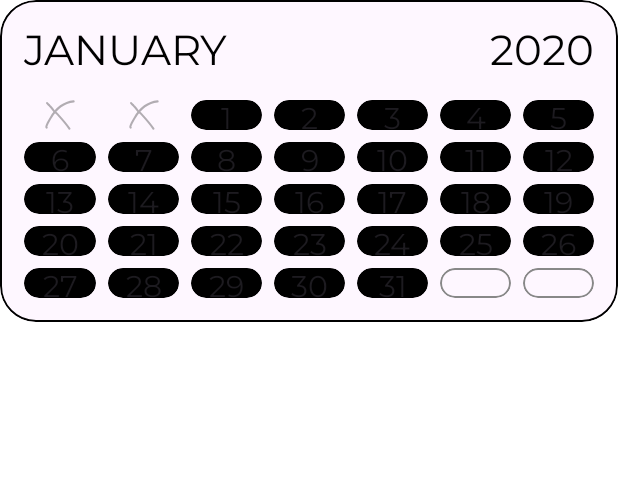
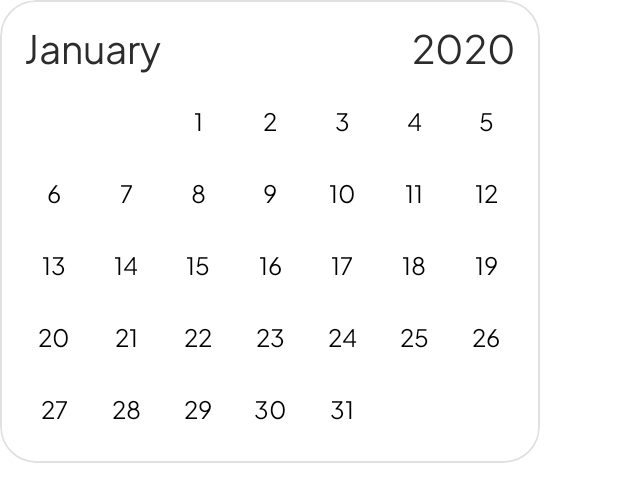
Before and after one commit to pavel-maiseichyk/Love-Calendar, an Android app built with Jetpack Compose: the @Preview function MonthItemPreview, on a phone screen of 412 x 824 dp. Shown: the top 502 px of the screen. Run offline under Robolectric (Android 15) with nearby library versions, the light colour scheme and no system bars.

Commit message:
Enhance DayItem and MonthItem designs

```diff
--- a/app/src/main/java/com/paulmais/lovecalendar/presentation/calendar/MonthData.kt
+++ b/app/src/main/java/com/paulmais/lovecalendar/presentation/calendar/MonthData.kt
@@ -7,5 +7,4 @@ data class MonthData(
     val year: Int = 0,
     val dates: List<AppDateUI> = emptyList(),
     val firstDayOfWeekPosition: Int = 0, // Positions in a week range from 0 to 6
-    val emptyDatesAmount: Int = 0 // Cells without a date left in the last week on a month
 )
--- a/app/src/main/java/com/paulmais/lovecalendar/presentation/calendar/components/DayItems.kt
+++ b/app/src/main/java/com/paulmais/lovecalendar/presentation/calendar/components/DayItems.kt
@@ -1,7 +1,6 @@
 package com.paulmais.lovecalendar.presentation.calendar.components
 
 import androidx.compose.foundation.BorderStroke
-import androidx.compose.foundation.Image
 import androidx.compose.foundation.background
 import androidx.compose.foundation.border
 import androidx.compose.foundation.clickable
@@ -19,44 +18,34 @@ import androidx.compose.material3.CardDefaults
 import androidx.compose.material3.MaterialTheme
 import androidx.compose.material3.Text
 import androidx.compose.runtime.Composable
-import androidx.compose.runtime.remember
 import androidx.compose.ui.Alignment
 import androidx.compose.ui.Modifier
 import androidx.compose.ui.draw.clip
 import androidx.compose.ui.graphics.Color
-import androidx.compose.ui.graphics.ColorFilter
-import androidx.compose.ui.res.painterResource
-import androidx.compose.ui.res.stringResource
 import androidx.compose.ui.tooling.preview.Preview
 import androidx.compose.ui.unit.Dp
 import androidx.compose.ui.unit.dp
 import androidx.compose.ui.unit.sp
-import com.paulmais.lovecalendar.R
 import com.paulmais.lovecalendar.domain.model.DateType
-import com.paulmais.lovecalendar.domain.model.DateType.*
 import com.paulmais.lovecalendar.presentation.calendar.AppDateUI
-import com.paulmais.lovecalendar.presentation.ui.theme.futureMeetingColor
-import com.paulmais.lovecalendar.presentation.ui.theme.montserrat
-import com.paulmais.lovecalendar.presentation.ui.theme.pastMeetingColor
-import com.paulmais.lovecalendar.presentation.ui.theme.specialColor
+import com.paulmais.lovecalendar.presentation.ui.theme.jakarta
 
 @Composable
 fun DayItem(
+    modifier: Modifier = Modifier,
     onClick: () -> Unit,
     text: String,
     appDateUI: AppDateUI,
     isClickable: Boolean,
-    modifier: Modifier = Modifier,
-    size: Dp
+    size: Dp = 40.dp
 ) {
     Card(
         colors = CardDefaults.cardColors(
-            containerColor = appDateUI.backgroundColor,
-            contentColor = MaterialTheme.colorScheme.onSurface
+            containerColor = appDateUI.containerColor,
+            contentColor = appDateUI.contentColor
         ),
-        border = appDateUI.border,
         modifier = modifier
-            .clip(RoundedCornerShape(12.dp))
+            .clip(CircleShape)
             .size(size)
             .clickable(enabled = isClickable, onClick = onClick)
     ) {
@@ -64,26 +53,10 @@ fun DayItem(
             modifier = Modifier.fillMaxSize(),
             contentAlignment = Alignment.Center
         ) {
-            Indicator(
-                indicatorColor = appDateUI.mainIndicatorColor,
-                isMainIndicator = true
-            )
-            Indicator(
-                indicatorColor = appDateUI.additionalIndicatorColor,
-                isMainIndicator = false
-            )
-
-            if (PAST in appDateUI.types) {
-                Image(
-                    painter = painterResource(id = R.drawable.before_month),
-                    contentDescription = null,
-                    colorFilter = ColorFilter.tint(Color.Black.copy(alpha = 0.7f))
-                )
-            }
             Text(
                 text = text,
-                fontFamily = montserrat,
-                fontSize = 20.sp
+                fontFamily = jakarta,
+                fontSize = 16.sp
             )
         }
     }
@@ -111,41 +84,6 @@ private fun BoxScope.Indicator(
     }
 }
 
-@Composable
-fun DayAfterItem(
-    modifier: Modifier = Modifier,
-    size: Dp
-) {
-    Box(
-        modifier = modifier
-            .clip(RoundedCornerShape(12.dp))
-            .size(size)
-            .border(
-                border = BorderStroke(1.dp, Color.Gray),
-                shape = RoundedCornerShape(12.dp)
-            )
-    )
-}
-
-@Composable
-fun DayBeforeItem(
-    modifier: Modifier = Modifier,
-    size: Dp
-) {
-    Box(
-        modifier = modifier
-            .clip(RoundedCornerShape(12.dp))
-            .size(size),
-        contentAlignment = Alignment.Center
-    ) {
-        Image(
-            painter = painterResource(id = R.drawable.before_month),
-            contentDescription = stringResource(R.string.before_month),
-            colorFilter = ColorFilter.tint(Color.Black.copy(alpha = 0.3f))
-        )
-    }
-}
-
 @Preview
 @Composable
 fun DayItemPreview() {
@@ -167,31 +105,3 @@ fun DayItemPreview() {
         }
     }
 }
-
-@Preview
-@Composable
-fun DayAfterItemPreview() {
-    Box(
-        modifier = Modifier
-            .clip(RoundedCornerShape(8.dp))
-            .background(MaterialTheme.colorScheme.background)
-            .padding(4.dp),
-        contentAlignment = Alignment.Center
-    ) {
-        DayAfterItem(size = 40.dp)
-    }
-}
-
-@Preview
-@Composable
-fun DayBeforeItemPreview() {
-    Box(
-        modifier = Modifier
-            .clip(RoundedCornerShape(8.dp))
-            .background(MaterialTheme.colorScheme.background)
-            .padding(4.dp),
-        contentAlignment = Alignment.Center
-    ) {
-        DayBeforeItem(size = 40.dp)
-    }
-}
--- a/app/src/main/java/com/paulmais/lovecalendar/presentation/calendar/components/DaysLeftItem.kt
+++ b/app/src/main/java/com/paulmais/lovecalendar/presentation/calendar/components/DaysLeftItem.kt
@@ -18,7 +18,7 @@ import androidx.compose.ui.tooling.preview.Preview
 import androidx.compose.ui.unit.dp
 import androidx.compose.ui.unit.sp
 import com.paulmais.lovecalendar.presentation.ui.theme.LoveCalendarTheme
-import com.paulmais.lovecalendar.presentation.ui.theme.montserrat
+import com.paulmais.lovecalendar.presentation.ui.theme.jakarta
 
 @Composable
 fun DaysLeftItem(
@@ -36,7 +36,7 @@ fun DaysLeftItem(
         Text(
             text = text.uppercase().trim(),
             textAlign = TextAlign.Center,
-            fontFamily = montserrat,
+            fontFamily = jakarta,
             fontSize = 32.sp,
             modifier = Modifier
                 .padding(horizontal = 24.dp, vertical = 12.dp)
--- a/app/src/main/java/com/paulmais/lovecalendar/presentation/calendar/components/MonthItem.kt
+++ b/app/src/main/java/com/paulmais/lovecalendar/presentation/calendar/components/MonthItem.kt
@@ -4,47 +4,52 @@ import androidx.compose.foundation.BorderStroke
 import androidx.compose.foundation.background
 import androidx.compose.foundation.border
 import androidx.compose.foundation.layout.Arrangement
+import androidx.compose.foundation.layout.Box
 import androidx.compose.foundation.layout.Column
 import androidx.compose.foundation.layout.Row
 import androidx.compose.foundation.layout.fillMaxWidth
 import androidx.compose.foundation.layout.height
 import androidx.compose.foundation.layout.padding
+import androidx.compose.foundation.layout.size
+import androidx.compose.foundation.layout.width
 import androidx.compose.foundation.lazy.grid.GridCells
 import androidx.compose.foundation.lazy.grid.LazyVerticalGrid
 import androidx.compose.foundation.lazy.grid.items
 import androidx.compose.foundation.shape.RoundedCornerShape
-import androidx.compose.material3.MaterialTheme
 import androidx.compose.material3.Text
 import androidx.compose.runtime.Composable
 import androidx.compose.runtime.remember
 import androidx.compose.ui.Modifier
 import androidx.compose.ui.draw.clip
 import androidx.compose.ui.graphics.Color
+import androidx.compose.ui.text.capitalize
 import androidx.compose.ui.tooling.preview.Preview
 import androidx.compose.ui.unit.Dp
 import androidx.compose.ui.unit.dp
 import androidx.compose.ui.unit.sp
 import com.paulmais.lovecalendar.presentation.calendar.AppDateUI
-import com.paulmais.lovecalendar.presentation.ui.theme.montserrat
+import com.paulmais.lovecalendar.presentation.ui.theme.dark_gray
+import com.paulmais.lovecalendar.presentation.ui.theme.light_gray
+import com.paulmais.lovecalendar.presentation.ui.theme.jakarta
 import kotlinx.datetime.LocalDate
 import kotlinx.datetime.Month
+import java.util.Locale
+import kotlin.math.ceil
 
 @Composable
 fun MonthItem(
     isEditing: Boolean,
-    isCurrent: Boolean,
     month: String,
     year: String,
     firstDayPosition: Int,
-    emptyDatesAmount: Int,
     dates: List<AppDateUI>,
     onDateTap: (AppDateUI) -> Unit,
     dayItemSize: Dp,
     modifier: Modifier = Modifier
 ) {
-    val gridHeight = remember(emptyDatesAmount, dates.size, dayItemSize) {
+    val gridHeight = remember(dates) {
         calculateGridHeight(
-            emptyDatesAmount = emptyDatesAmount,
+            emptyDatesAmount = firstDayPosition,
             datesAmount = dates.size,
             daySize = dayItemSize
         )
@@ -54,24 +59,32 @@ fun MonthItem(
         modifier = modifier
             .fillMaxWidth()
             .clip(RoundedCornerShape(24.dp))
-            .background(MaterialTheme.colorScheme.surface)
             .border(
-                border = BorderStroke(1.dp, Color.Black), shape = RoundedCornerShape(24.dp)
+                border = BorderStroke(1.dp, light_gray),
+                shape = RoundedCornerShape(24.dp)
             )
-            .padding(horizontal = 16.dp)
-            .padding(top = 16.dp, bottom = 8.dp)
+            .background(Color.White)
+            .padding(all = 16.dp)
     ) {
         Row(
             modifier = Modifier
                 .fillMaxWidth()
-                .padding(bottom = 16.dp),
+                .padding(bottom = 12.dp),
             horizontalArrangement = Arrangement.SpaceBetween
         ) {
             Text(
-                text = month, fontFamily = montserrat, fontSize = 28.sp
+                text = month
+                    .lowercase()
+                    .replaceFirstChar { it.titlecase(Locale.ROOT) },
+                fontFamily = jakarta,
+                fontSize = 26.sp,
+                color = dark_gray
             )
             Text(
-                text = year, fontFamily = montserrat, fontSize = 28.sp
+                text = year,
+                fontFamily = jakarta,
+                fontSize = 26.sp,
+                color = dark_gray
             )
         }
         LazyVerticalGrid(
@@ -84,13 +97,7 @@ fun MonthItem(
             userScrollEnabled = false
         ) {
             items(count = firstDayPosition, key = { it }) {
-                if (isCurrent) {
-                    DayBeforeItem(
-                        size = dayItemSize
-                    )
-                } else {
-                    DayAfterItem(size = dayItemSize)
-                }
+                Box(modifier = Modifier.size(dayItemSize))
             }
             items(items = dates, key = { it.date.toString() }) { date ->
                 DayItem(
@@ -98,11 +105,6 @@ fun MonthItem(
                     text = date.date.dayOfMonth.toString(),
                     appDateUI = date,
                     isClickable = isEditing,
-                    size = dayItemSize
-                )
-            }
-            items(count = emptyDatesAmount, key = { dates.size - it }) {
-                DayAfterItem(
                     size = dayItemSize
                 )
             }
@@ -116,20 +118,19 @@ private fun calculateGridHeight(
     padding: Dp = 8.dp,
     daySize: Dp
 ): Dp {
-    val rowAmount = (emptyDatesAmount + datesAmount + 6) / 7
-    return (daySize + padding) * rowAmount
+    val rowAmount = ceil((emptyDatesAmount + datesAmount) / 7f).toInt()
+    return daySize * rowAmount + padding * (rowAmount - 1)
 }
 
 @Preview
 @Composable
 private fun MonthItemPreview() {
     MonthItem(
+        modifier = Modifier.width(360.dp),
         isEditing = false,
-        isCurrent = true,
         month = Month(1).toString(),
         year = "2020",
         firstDayPosition = 2,
-        emptyDatesAmount = 2,
         dates = (1..31).map { day ->
             AppDateUI(
                 LocalDate(
@@ -138,6 +139,6 @@ private fun MonthItemPreview() {
             )
         },
         onDateTap = {},
-        dayItemSize = 20.dp
+        dayItemSize = 40.dp
     )
 }
--- a/app/src/main/java/com/paulmais/lovecalendar/presentation/components/MyTopBar.kt
+++ b/app/src/main/java/com/paulmais/lovecalendar/presentation/components/MyTopBar.kt
@@ -13,13 +13,11 @@ import androidx.compose.ui.draw.drawBehind
 import androidx.compose.ui.geometry.Offset
 import androidx.compose.ui.graphics.Color
 import androidx.compose.ui.graphics.painter.Painter
-import androidx.compose.ui.text.capitalize
 import androidx.compose.ui.tooling.preview.Preview
 import androidx.compose.ui.unit.dp
 import androidx.compose.ui.unit.sp
 import com.paulmais.lovecalendar.presentation.ui.theme.LoveCalendarTheme
-import com.paulmais.lovecalendar.presentation.ui.theme.montserrat
-import java.util.Locale
+import com.paulmais.lovecalendar.presentation.ui.theme.jakarta
 
 @OptIn(ExperimentalMaterial3Api::class)
 @Composable
@@ -46,7 +44,7 @@ fun MyTopBar(
         title = {
             Text(
                 text = text,
-                fontFamily = montserrat,
+                fontFamily = jakarta,
                 fontSize = 28.sp,
             )
         },
--- a/app/src/main/java/com/paulmais/lovecalendar/presentation/home/HomeScreen.kt
+++ b/app/src/main/java/com/paulmais/lovecalendar/presentation/home/HomeScreen.kt
@@ -4,9 +4,7 @@ import androidx.compose.foundation.background
 import androidx.compose.foundation.layout.Arrangement
 import androidx.compose.foundation.layout.Box
 import androidx.compose.foundation.layout.PaddingValues
-import androidx.compose.foundation.layout.Spacer
 import androidx.compose.foundation.layout.fillMaxSize
-import androidx.compose.foundation.layout.height
 import androidx.compose.foundation.layout.padding
 import androidx.compose.foundation.lazy.LazyColumn
 import androidx.compose.foundation.lazy.items
@@ -24,7 +22,7 @@ import androidx.lifecycle.compose.collectAsStateWithLifecycle
 import com.paulmais.lovecalendar.presentation.components.MyTopBar
 import com.paulmais.lovecalendar.presentation.home.components.DaysUntilComponent
 import com.paulmais.lovecalendar.presentation.ui.theme.LoveCalendarTheme
-import com.paulmais.lovecalendar.presentation.ui.theme.montserrat
+import com.paulmais.lovecalendar.presentation.ui.theme.jakarta
 import org.koin.androidx.compose.koinViewModel
 
 @Composable
@@ -52,7 +50,7 @@ private fun HomeScreen(
             ) {
                 Text(
                     text = "Nothing here yet!",
-                    fontFamily = montserrat,
+                    fontFamily = jakarta,
                     fontSize = 20.sp,
                     color = MaterialTheme.colorScheme.onBackground
                 )
--- a/app/src/main/java/com/paulmais/lovecalendar/presentation/home/components/DaysUntilComponent.kt
+++ b/app/src/main/java/com/paulmais/lovecalendar/presentation/home/components/DaysUntilComponent.kt
@@ -29,7 +29,7 @@ import com.paulmais.lovecalendar.presentation.ui.theme.Cornflower_Lilac
 import com.paulmais.lovecalendar.presentation.ui.theme.LoveCalendarTheme
 import com.paulmais.lovecalendar.presentation.ui.theme.Sidecar
 import com.paulmais.lovecalendar.presentation.ui.theme.Sindbad
-import com.paulmais.lovecalendar.presentation.ui.theme.montserrat
+import com.paulmais.lovecalendar.presentation.ui.theme.jakarta
 
 @Composable
 fun DaysUntilComponent(
@@ -55,7 +55,7 @@ fun DaysUntilComponent(
     val textStyle = TextStyle(
         color = MaterialTheme.colorScheme.onSurface,
         fontSize = 24.sp,
-        fontFamily = montserrat
+        fontFamily = jakarta
     )
 
     val daysTextStyle = when {
--- a/app/src/main/java/com/paulmais/lovecalendar/presentation/settings/components/SettingsButton.kt
+++ b/app/src/main/java/com/paulmais/lovecalendar/presentation/settings/components/SettingsButton.kt
@@ -15,7 +15,7 @@ import androidx.compose.ui.tooling.preview.Preview
 import androidx.compose.ui.unit.dp
 import androidx.compose.ui.unit.sp
 import com.paulmais.lovecalendar.presentation.ui.theme.LoveCalendarTheme
-import com.paulmais.lovecalendar.presentation.ui.theme.montserrat
+import com.paulmais.lovecalendar.presentation.ui.theme.jakarta
 
 @Composable
 fun SettingsButton(
@@ -38,7 +38,7 @@ fun SettingsButton(
             textAlign = TextAlign.Center,
             text = text,
             fontSize = 16.sp,
-            fontFamily = montserrat
+            fontFamily = jakarta
         )
     }
 }
--- a/app/src/main/java/com/paulmais/lovecalendar/presentation/settings/components/SettingsComponent.kt
+++ b/app/src/main/java/com/paulmais/lovecalendar/presentation/settings/components/SettingsComponent.kt
@@ -29,7 +29,7 @@ import androidx.compose.ui.tooling.preview.Preview
 import androidx.compose.ui.unit.dp
 import androidx.compose.ui.unit.sp
 import com.paulmais.lovecalendar.presentation.ui.theme.LoveCalendarTheme
-import com.paulmais.lovecalendar.presentation.ui.theme.montserrat
+import com.paulmais.lovecalendar.presentation.ui.theme.jakarta
 
 @Composable
 fun SettingsComponent(
@@ -45,7 +45,7 @@ fun SettingsComponent(
     val textStyle = TextStyle(
         color = MaterialTheme.colorScheme.onSurface,
         fontSize = 20.sp,
-        fontFamily = montserrat,
+        fontFamily = jakarta,
         textAlign = TextAlign.End
     )
     val focusRequester = remember { FocusRequester() }
@@ -72,7 +72,7 @@ fun SettingsComponent(
                 style = TextStyle(
                     color = MaterialTheme.colorScheme.onSurface,
                     fontSize = 20.sp,
-                    fontFamily = montserrat
+                    fontFamily = jakarta
                 )
             )
             if (isEditing) {
--- a/app/src/main/java/com/paulmais/lovecalendar/presentation/settings/components/SpecialDateTextField.kt
+++ b/app/src/main/java/com/paulmais/lovecalendar/presentation/settings/components/SpecialDateTextField.kt
@@ -8,16 +8,12 @@ import androidx.compose.foundation.text.input.OutputTransformation
 import androidx.compose.foundation.text.input.TextFieldBuffer
 import androidx.compose.foundation.text.input.TextFieldState
 import androidx.compose.foundation.text.input.insert
-import androidx.compose.material3.MaterialTheme
 import androidx.compose.runtime.Composable
 import androidx.compose.runtime.Stable
 import androidx.compose.ui.Modifier
 import androidx.compose.ui.text.TextStyle
 import androidx.compose.ui.text.input.KeyboardType
-import androidx.compose.ui.text.style.TextAlign
-import androidx.compose.ui.unit.sp
 import androidx.core.text.isDigitsOnly
-import com.paulmais.lovecalendar.presentation.ui.theme.montserrat
 
 @Composable
 fun SpecialDateTextField(
```
Also changed, not shown: app/src/main/java/com/paulmais/lovecalendar/presentation/calendar/AppDateUI.kt (+32 -21 lines), app/src/main/java/com/paulmais/lovecalendar/presentation/calendar/CalendarScreen.kt (+3 -19 lines), app/src/main/java/com/paulmais/lovecalendar/presentation/calendar/CalendarViewModel.kt (+2 -5 lines), app/src/main/java/com/paulmais/lovecalendar/presentation/ui/theme/Color.kt (+13 -0 lines), app/src/main/java/com/paulmais/lovecalendar/presentation/ui/theme/Type.kt (+3 -7 lines), app/src/main/res/font/jakarta_regular.ttf (added), app/src/main/res/font/jakarta_semibold.ttf (added), app/src/main/res/font/montserrat_light.ttf (deleted), app/src/main/res/font/montserrat_normal.ttf (deleted), app/src/main/res/font/montserrat_semibold.ttf (deleted).
